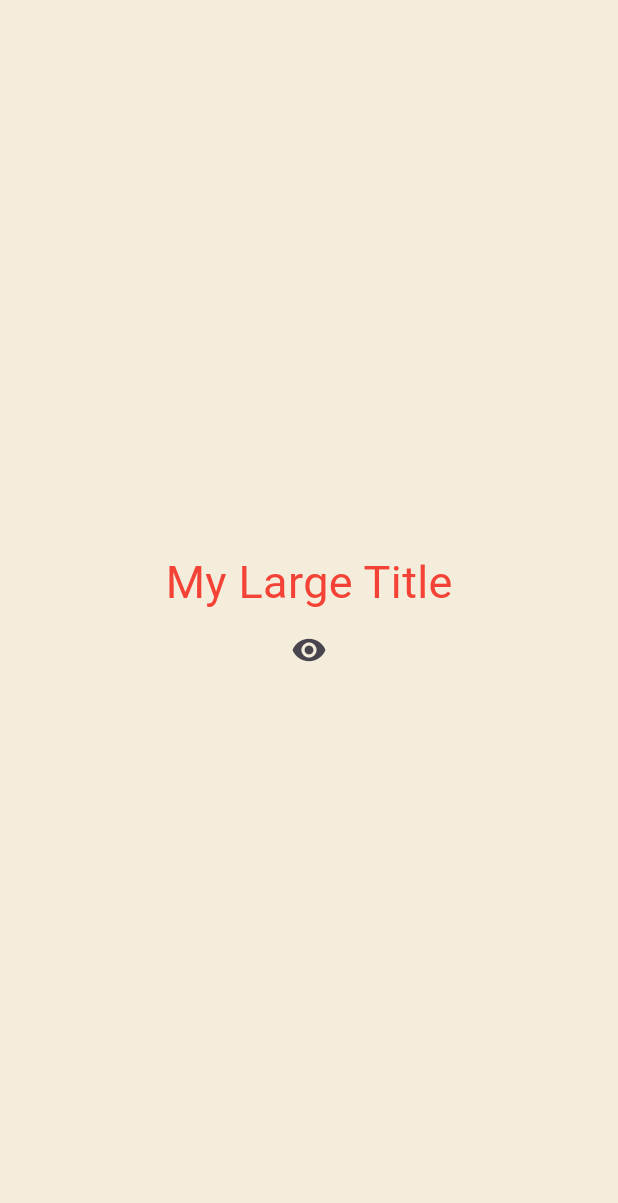
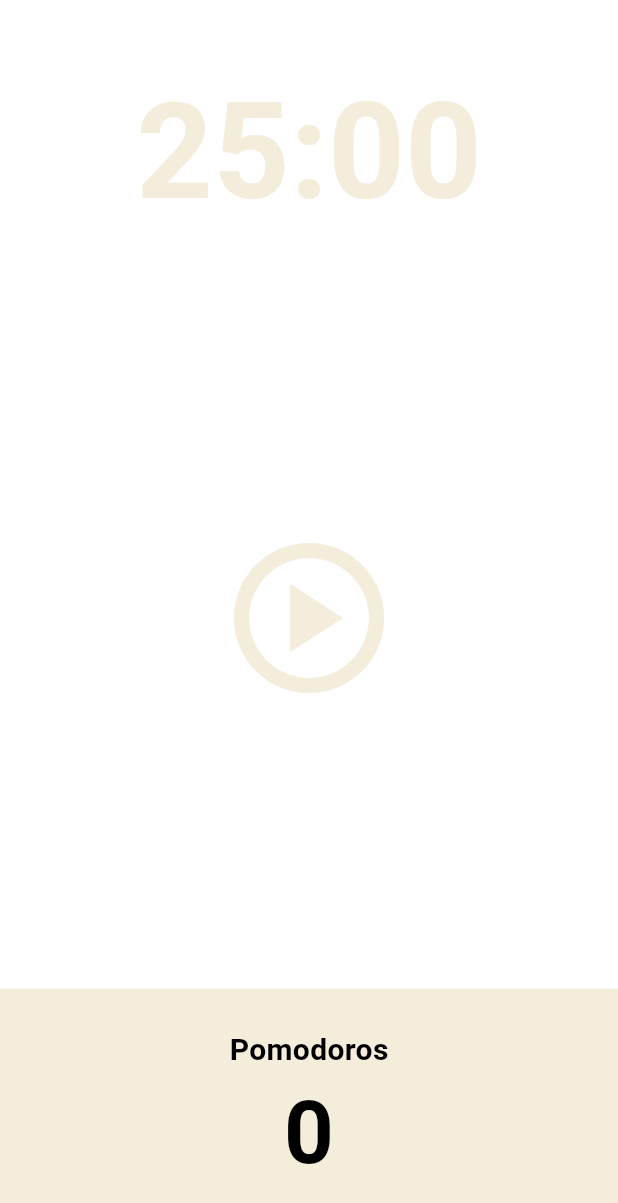
Before and after one commit to geonya/pomodoros, a Flutter app: the screen it shows after launch, on a phone screen of 412 x 824 dp. Shown: the top 1203 px of the screen. Run offline on Flutter 3.47's test engine with Material 3 defaults, Android fonts, the phone set to English and light mode, and no system bars.

Commit message:
pomodoros count

```diff
--- a/lib/main.dart
+++ b/lib/main.dart
@@ -1,81 +1,29 @@
 import 'package:flutter/material.dart';
-import 'package:flutter/widgets.dart';
+import 'package:toonflix/screens/home_screen.dart';
 
 void main() {
   runApp(const App());
 }
 
-class App extends StatefulWidget {
+class App extends StatelessWidget {
   const App({super.key});
-
-  @override
-  State<App> createState() => _AppState();
-}
-
-class _AppState extends State<App> {
-  bool showTitle = true;
-  void toggleTitle() {
-    setState(() {
-      showTitle = !showTitle;
-    });
-  }
 
   @override
   Widget build(BuildContext context) {
     return MaterialApp(
-        theme: ThemeData(
-            textTheme: const TextTheme(
-                titleLarge: TextStyle(
-          color: Colors.red,
-        ))),
-        home: Scaffold(
-            backgroundColor: const Color(0xFFF4EDDB),
-            body: Center(
-              child: Column(
-                mainAxisAlignment: MainAxisAlignment.center,
-                children: [
-                  showTitle
-                      ? const MyLargeTitle()
-                      : const Text('nothing to see'),
-                  IconButton(
-                      onPressed: toggleTitle,
-                      icon: const Icon(Icons.remove_red_eye))
-                ],
-              ),
-            )));
-  }
-}
-
-class MyLargeTitle extends StatefulWidget {
-  const MyLargeTitle({
-    super.key,
-  });
-
-  @override
-  State<MyLargeTitle> createState() => _MyLargeTitleState();
-}
-
-class _MyLargeTitleState extends State<MyLargeTitle> {
-  @override
-  void initState() {
-    super.initState();
-    print('initState!');
-  }
-
-  @override
-  void dispose() {
-    super.dispose();
-    print('dispose!');
-  }
-
-  @override
-  Widget build(BuildContext context) {
-    print('build');
-    return Text(
-      'My Large Title',
-      style: TextStyle(
-        fontSize: 30,
-        color: Theme.of(context).textTheme.titleLarge?.color,
+      theme: ThemeData(
+        colorScheme: ColorScheme.fromSwatch(
+          backgroundColor: const Color(0xFFF7626C),
+        ),
+        textTheme: const TextTheme(
+          displayLarge: TextStyle(
+            color: Color(0xFF232B55),
+          ),
+        ),
+        cardColor: const Color(0xFFF4EDDB),
+      ),
+      home: const Scaffold(
+        body: HomeScreen(),
       ),
     );
   }
--- /dev/null
+++ b/lib/screens/home_screen.dart
@@ -0,0 +1,83 @@
+import 'package:flutter/material.dart';
+
+class HomeScreen extends StatefulWidget {
+  const HomeScreen({super.key});
+
+  @override
+  State<HomeScreen> createState() => _HomeScreenState();
+}
+
+class _HomeScreenState extends State<HomeScreen> {
+  @override
+  Widget build(BuildContext context) {
+    return Scaffold(
+      backgroundColor: Theme.of(context).dialogBackgroundColor,
+      body: Column(
+        children: [
+          Flexible(
+            flex: 1,
+            child: Container(
+              alignment: Alignment.bottomCenter,
+              child: Text(
+                '25:00',
+                style: TextStyle(
+                    color: Theme.of(context).cardColor,
+                    fontSize: 89,
+                    fontWeight: FontWeight.w600),
+              ),
+            ),
+          ),
+          Flexible(
+            flex: 3,
+            child: Container(
+                child: Center(
+              child: IconButton(
+                iconSize: 120,
+                color: Theme.of(context).cardColor,
+                onPressed: () {},
+                icon: const Icon(Icons.play_circle_outlined),
+              ),
+            )),
+          ),
+          Flexible(
+              flex: 1,
+              child: Row(
+                children: [
+                  Expanded(
+                    child: Container(
+                      decoration:
+                          BoxDecoration(color: Theme.of(context).cardColor),
+                      child: Column(
+                        mainAxisAlignment: MainAxisAlignment.center,
+                        children: [
+                          Text(
+                            'Pomodoros',
+                            style: TextStyle(
+                                fontSize: 20,
+                                color: Theme.of(context)
+                                    .textTheme
+                                    .headlineLarge!
+                                    .color,
+                                fontWeight: FontWeight.w600),
+                          ),
+                          Text(
+                            '0',
+                            style: TextStyle(
+                                fontSize: 58,
+                                color: Theme.of(context)
+                                    .textTheme
+                                    .headlineLarge!
+                                    .color,
+                                fontWeight: FontWeight.w600),
+                          ),
+                        ],
+                      ),
+                    ),
+                  ),
+                ],
+              )),
+        ],
+      ),
+    );
+  }
+}
```
